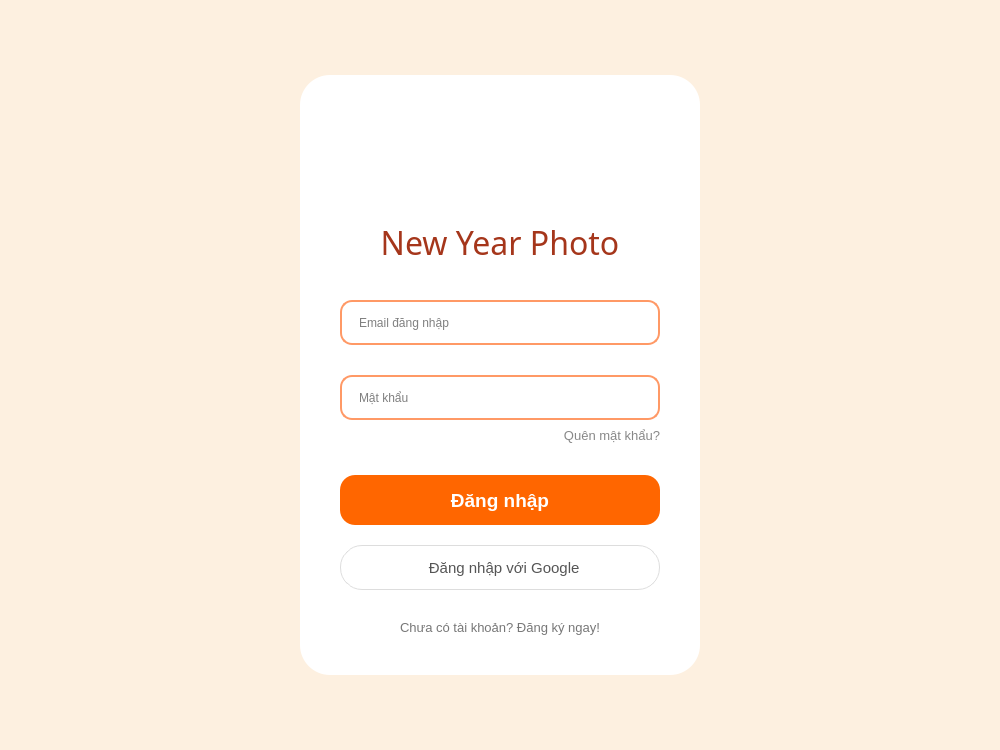
Old version of the form USER/Login/ui/loginMainWindow.ui in the repository huongntdk25411-dev/-N-KTLT.
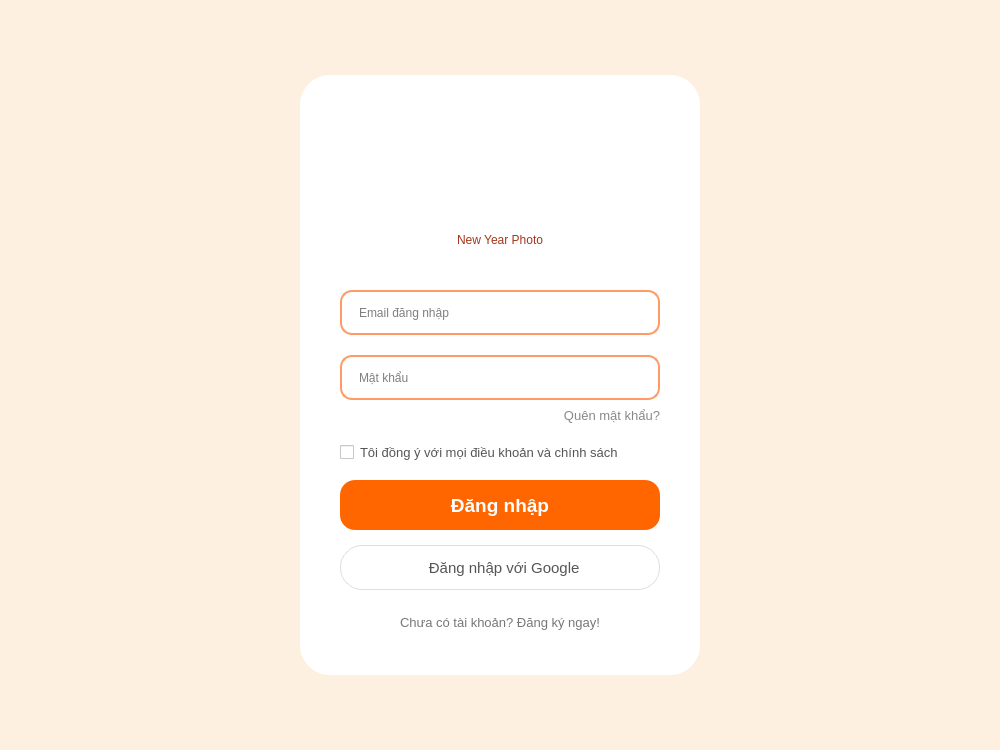
New version of the form. Icons and pictures are not drawn.

Diff of the .ui file:
```diff
--- a/USER/Login/ui/loginMainWindow.ui
+++ b/USER/Login/ui/loginMainWindow.ui
@@ -60,21 +60,12 @@
          <height>40</height>
         </rect>
        </property>
-       <property name="font">
-        <font>
-         <family>Rockwell Extra Bold</family>
-         <pointsize>8</pointsize>
-         <weight>10</weight>
-         <italic>false</italic>
-         <bold>false</bold>
-        </font>
-       </property>
        <property name="styleSheet">
         <string notr="true">color: rgb(165, 54, 27);
 font: 81 8pt &quot;Rockwell Extra Bold&quot;;</string>
        </property>
        <property name="text">
-        <string>&lt;html&gt;&lt;head/&gt;&lt;body&gt;&lt;p&gt;&lt;span style=&quot; font-size:24pt;&quot;&gt;New Year Photo&lt;/span&gt;&lt;/p&gt;&lt;/body&gt;&lt;/html&gt;</string>
+        <string>New Year Photo</string>
        </property>
        <property name="alignment">
         <set>Qt::AlignCenter</set>
@@ -84,7 +75,7 @@
        <property name="geometry">
         <rect>
          <x>40</x>
-         <y>225</y>
+         <y>215</y>
          <width>320</width>
          <height>45</height>
         </rect>
@@ -100,7 +91,7 @@
        <property name="geometry">
         <rect>
          <x>40</x>
-         <y>300</y>
+         <y>280</y>
          <width>320</width>
          <height>45</height>
         </rect>
@@ -119,7 +110,7 @@
        <property name="geometry">
         <rect>
          <x>320</x>
-         <y>310</y>
+         <y>290</y>
          <width>25</width>
          <height>25</height>
         </rect>
@@ -136,7 +127,7 @@
        <property name="geometry">
         <rect>
          <x>240</x>
-         <y>350</y>
+         <y>330</y>
          <width>120</width>
          <height>20</height>
         </rect>
@@ -148,11 +139,29 @@
         <string>Quên mật khẩu?</string>
        </property>
       </widget>
+
+      <widget class="QCheckBox" name="checkBoxTerms">
+       <property name="geometry">
+        <rect>
+         <x>40</x>
+         <y>365</y>
+         <width>320</width>
+         <height>25</height>
+        </rect>
+       </property>
+       <property name="styleSheet">
+        <string notr="true">color: #555; font-size: 10pt;</string>
+       </property>
+       <property name="text">
+        <string>Tôi đồng ý với mọi điều khoản và chính sách</string>
+       </property>
+      </widget>
+
       <widget class="QPushButton" name="pushButtonLogin">
        <property name="geometry">
         <rect>
          <x>40</x>
-         <y>400</y>
+         <y>405</y>
          <width>320</width>
          <height>50</height>
         </rect>
@@ -188,7 +197,7 @@
        <property name="geometry">
         <rect>
          <x>40</x>
-         <y>540</y>
+         <y>535</y>
          <width>320</width>
          <height>25</height>
         </rect>
```
Left out of the diff: 3 changed lines with no effect on the pictures.
